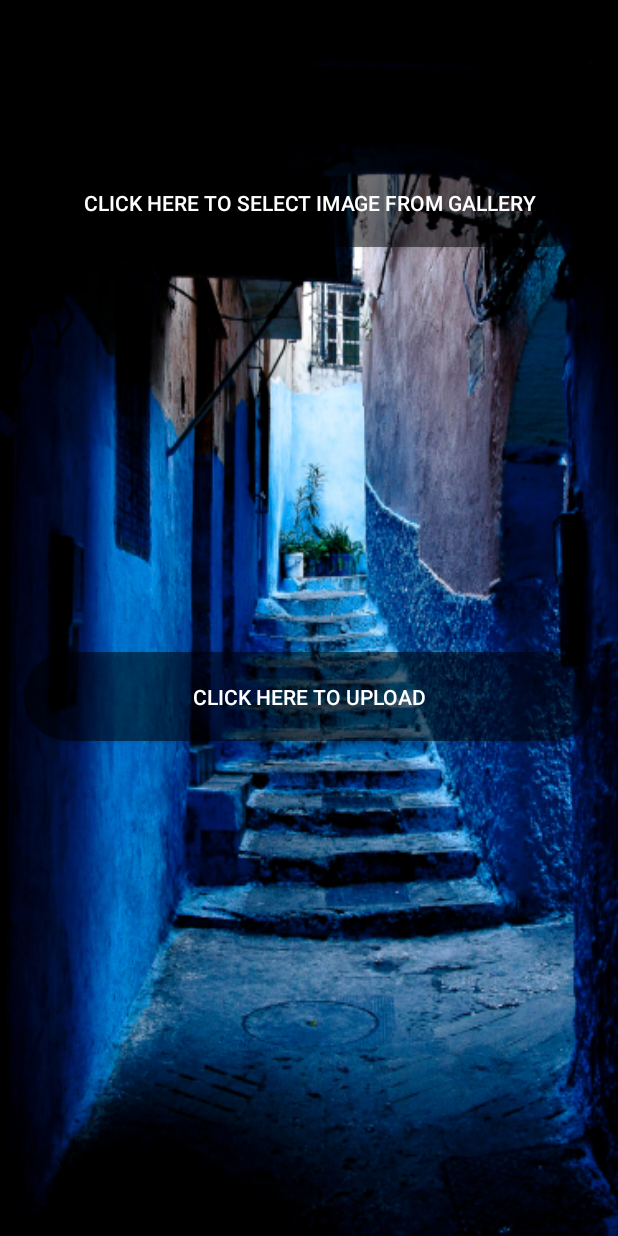
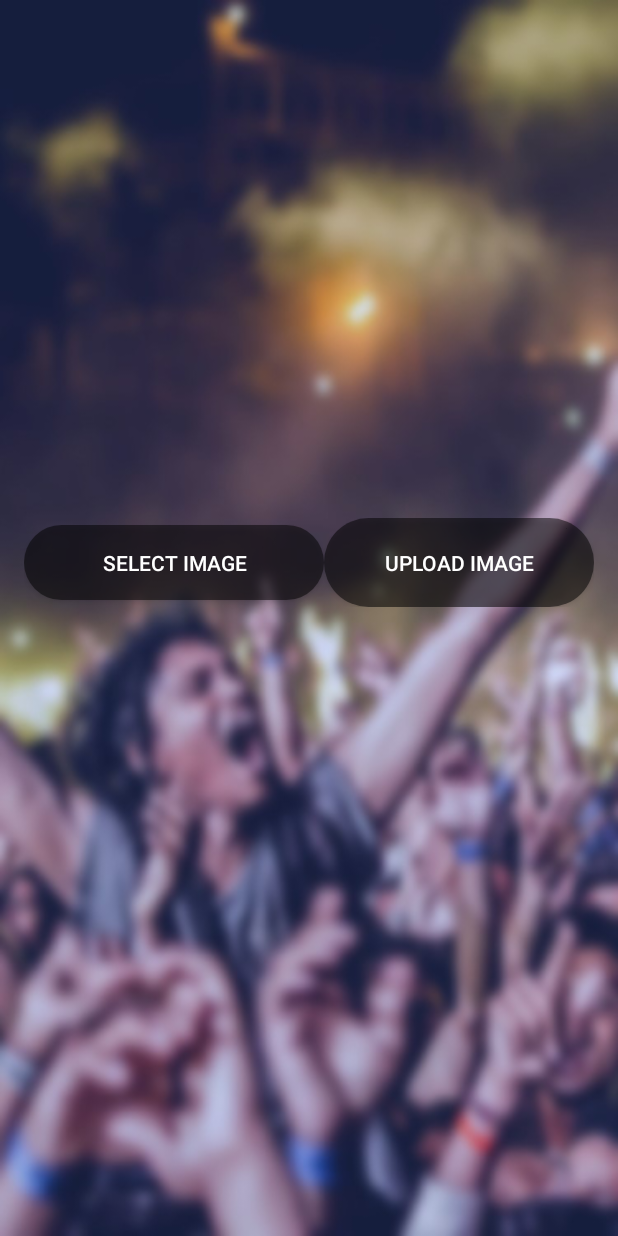
Before and after one commit to adityadas8888/Habba18, an Android app: the UImageActivity screen opened directly, with no data from a screen before it, on a phone screen of 412 x 824 dp. Run offline under Robolectric (Android 15) with nearby library versions, the phone set to English and light mode, and no system bars.

Commit message:
Beta Release 7
Signed-off-by: adityadas8888 <aditya.das8.ad@gmail.com>

```diff
--- a/app/src/main/res/drawable/buttonshape2.xml
+++ b/app/src/main/res/drawable/buttonshape2.xml
@@ -20,6 +20,6 @@
 
     <size
         android:height="50dp"
-        android:width="400dp" />
+        android:width="200dp" />
 
 </shape>
--- a/app/src/main/res/layout/activity_uimage.xml
+++ b/app/src/main/res/layout/activity_uimage.xml
@@ -19,24 +19,9 @@ tools:context="com.acharya.habbaregistration.UploadImage.UImageActivity">
         android:layout_above="@+id/buttonUpload"
         android:layout_centerHorizontal="true"
         android:contextClickable="false"
-
+        android:textColor="#FFFFFF"
         android:gravity="center"
         android:paddingBottom="20dp"
-        />
-
-    <Button
-        android:id="@+id/buttonSelect"
-        android:layout_width="match_parent"
-        android:layout_height="wrap_content"
-        android:layout_alignParentLeft="true"
-        android:layout_alignParentStart="true"
-        android:layout_alignParentTop="true"
-        android:paddingBottom="20dp"
-        android:paddingTop="@dimen/_50dp"
-        android:textColor="#FFFFFF"
-        android:background="@drawable/buttonshape2"
-        android:text="CLICK HERE TO SELECT IMAGE FROM GALLERY"
-        android:textAlignment="center"
         />
 
     <ImageView
@@ -44,11 +29,22 @@ tools:context="com.acharya.habbaregistration.UploadImage.UImageActivity">
         android:id="@+id/imageView"
         android:layout_width="fill_parent"
         android:layout_height="270dp"
-        android:layout_above="@+id/editTextImageName"
-        android:layout_alignParentLeft="true"
-        android:layout_alignParentStart="true"
-        android:layout_below="@+id/buttonSelect"
         android:paddingBottom="20dp"/>
+    <LinearLayout
+        android:layout_gravity="center_horizontal"
+        android:layout_width="wrap_content"
+        android:orientation="horizontal"
+        android:layout_height="wrap_content">
+
+
+    <Button
+        android:id="@+id/buttonSelect"
+        android:layout_width="match_parent"
+        android:layout_height="wrap_content"
+        android:background="@drawable/buttonshape2"
+        android:text="Select Image"
+        android:textAlignment="center"
+        android:textColor="#FFFFFF" />
 
     <Button
         android:id="@+id/buttonUpload"
@@ -61,6 +57,7 @@ tools:context="com.acharya.habbaregistration.UploadImage.UImageActivity">
         android:background="@drawable/buttonshape2"
         android:paddingBottom="20dp"
         android:paddingTop="20dp"
-        android:text="CLICK HERE TO UPLOAD" />
+        android:text="Upload Image" />
+    </LinearLayout>
 
 </LinearLayout>
```
Also changed, not shown: app/src/main/java/com/acharya/habbaregistration/Apl/Apl.java (+16 -7 lines), app/src/main/java/com/acharya/habbaregistration/Habba.java (+13 -8 lines), app/src/main/java/com/acharya/habbaregistration/HomeScreen/HomeScreen.java (+22 -0 lines), app/src/main/java/com/acharya/habbaregistration/UploadImage/UImageActivity.java (+6 -2 lines), app/src/main/res/layout/activity_apl.xml (+15 -8 lines), app/src/main/res/layout/activity_habba.xml (+13 -17 lines), app/src/main/res/layout/activity_login.xml (+13 -17 lines), app/src/main/assets/logoblue1.json, app/src/main/res/mipmap-xxhdpi/background.jpg (added), app/src/main/res/mipmap-xxhdpi/background.png (deleted), app/src/main/res/mipmap-xxhdpi/login.jpg.
